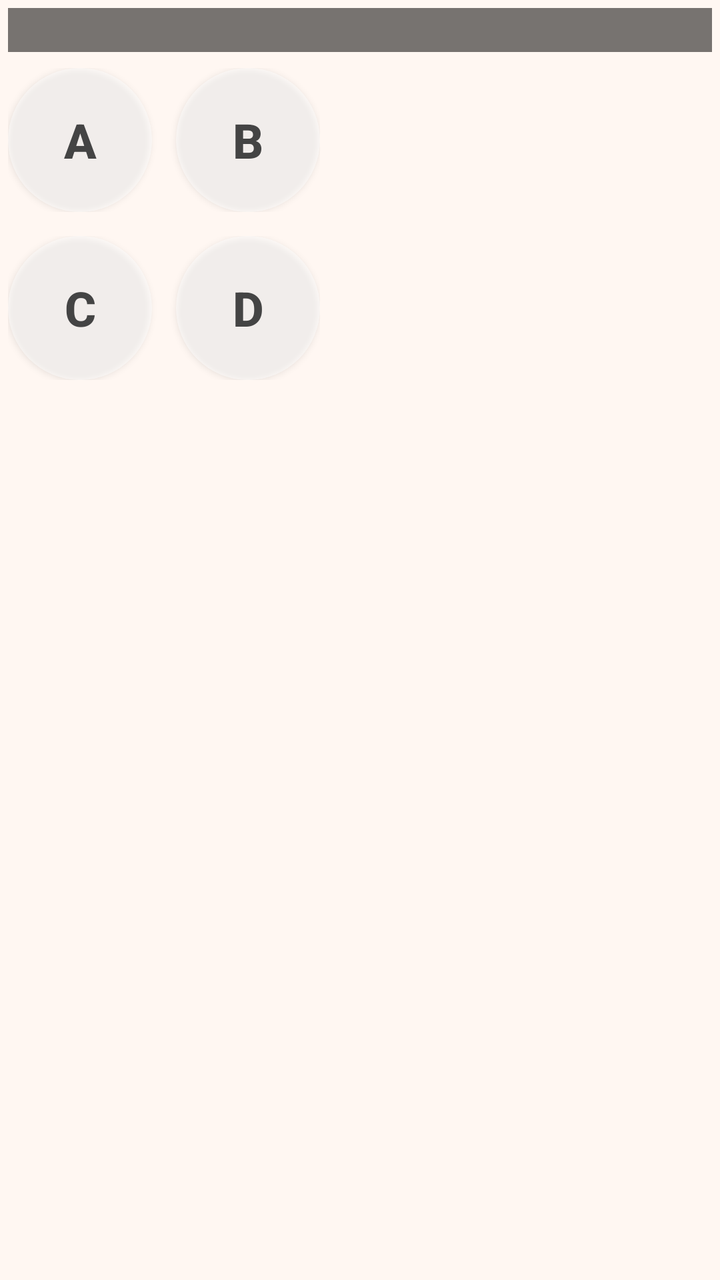
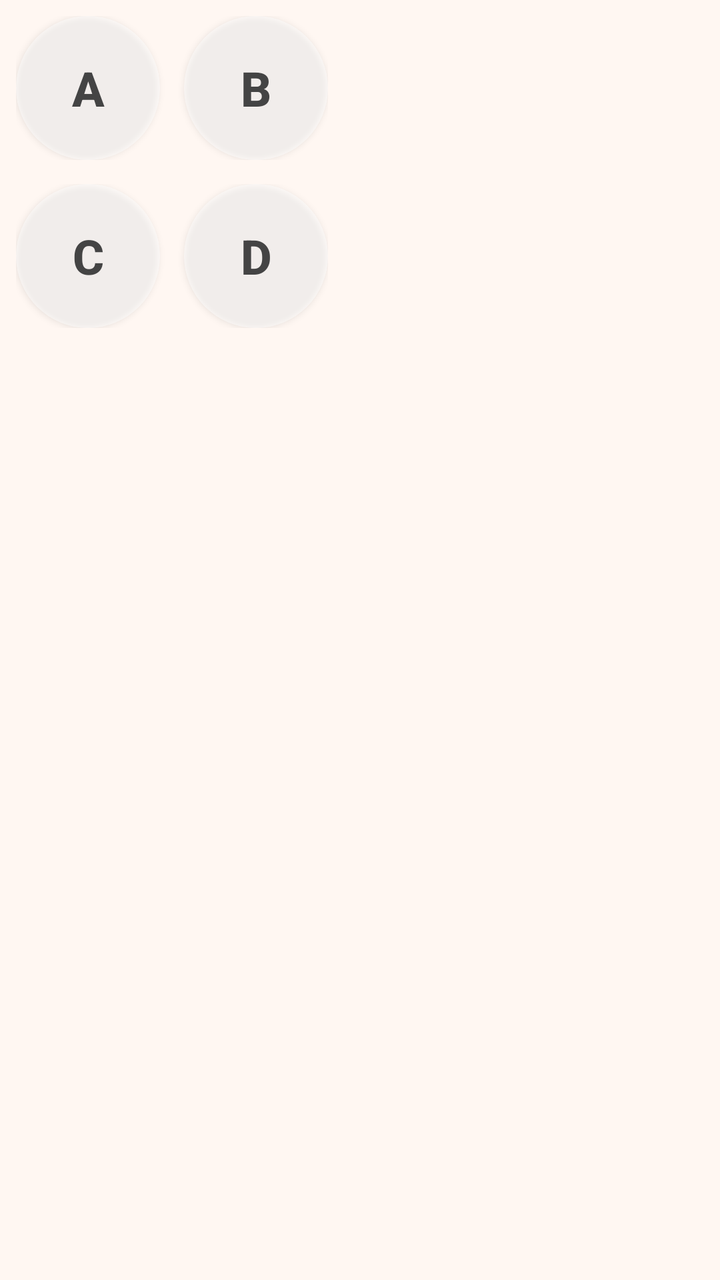

The first picture is an Android layout as it rendered before a commit; the second is the same layout after the commit. The layout source and the unified diff follow.
<!-- AndroidManifest.xml: application theme Theme.VirtualKeypad -->
<!-- res/layout/overlay_abcd.xml -->
<?xml version="1.0" encoding="utf-8"?>
<LinearLayout xmlns:android="http://schemas.android.com/apk/res/android"
    android:layout_width="wrap_content"
    android:layout_height="wrap_content"
    android:orientation="vertical"
    android:padding="4dp">

    <View
        android:id="@+id/overlayAbcdDrag"
        android:layout_width="match_parent"
        android:layout_height="22dp"
        android:background="#88000000" />

    <LinearLayout
        android:layout_width="wrap_content"
        android:layout_height="wrap_content"
        android:layout_marginTop="8dp"
        android:orientation="horizontal">

        <Button
            android:id="@+id/overlayPrimaryButton"
            android:layout_width="72dp"
            android:layout_height="72dp"
            android:background="@drawable/overlay_button_circle"
            android:minWidth="0dp"
            android:minHeight="0dp"
            android:text="A"
            android:textColor="#FF444444"
            android:textSize="24sp"
            android:textStyle="bold" />

        <Button
            android:id="@+id/overlaySecondaryButton"
            android:layout_width="72dp"
            android:layout_height="72dp"
            android:layout_marginStart="12dp"
            android:background="@drawable/overlay_button_circle"
            android:minWidth="0dp"
            android:minHeight="0dp"
            android:text="B"
            android:textColor="#FF444444"
            android:textSize="24sp"
            android:textStyle="bold" />
    </LinearLayout>

    <LinearLayout
        android:layout_width="wrap_content"
        android:layout_height="wrap_content"
        android:layout_marginTop="12dp"
        android:orientation="horizontal">

        <Button
            android:id="@+id/overlayTertiaryButton"
            android:layout_width="72dp"
            android:layout_height="72dp"
            android:background="@drawable/overlay_button_circle"
            android:minWidth="0dp"
            android:minHeight="0dp"
            android:text="C"
            android:textColor="#FF444444"
            android:textSize="24sp"
            android:textStyle="bold" />

        <Button
            android:id="@+id/overlayQuaternaryButton"
            android:layout_width="72dp"
            android:layout_height="72dp"
            android:layout_marginStart="12dp"
            android:background="@drawable/overlay_button_circle"
            android:minWidth="0dp"
            android:minHeight="0dp"
            android:text="D"
            android:textColor="#FF444444"
            android:textSize="24sp"
            android:textStyle="bold" />
    </LinearLayout>
</LinearLayout>
<!-- resources referenced by this layout -->
<resources>
  <!-- drawable overlay_button_circle (drawable) -->
  <?xml version="1.0" encoding="utf-8"?>
  <selector xmlns:android="http://schemas.android.com/apk/res/android">
      <item android:state_pressed="true">
          <shape android:shape="oval">
              <solid android:color="#B3FFFFFF" />
          </shape>
      </item>
      <item>
          <shape android:shape="oval">
              <solid android:color="#80FFFFFF" />
          </shape>
      </item>
  </selector>
  <style name="Theme.VirtualKeypad" parent="Theme.MaterialComponents.DayNight.NoActionBar">
          <item name="colorPrimary">@color/vk_primary</item>
          <item name="colorPrimaryVariant">@color/vk_primary_dark</item>
          <item name="colorSecondary">@color/vk_accent</item>
          <item name="android:statusBarColor">@color/vk_primary_dark</item>
          <item name="android:navigationBarColor">@color/vk_surface</item>
          <item name="android:windowBackground">@color/vk_background</item>
          <item name="android:textColorPrimary">@color/vk_text</item>
      </style>
  <color name="vk_primary">#0E5E6F</color>
  <color name="vk_primary_dark">#083D47</color>
  <color name="vk_accent">#F2A541</color>
  <color name="vk_surface">#FFFFFFFF</color>
  <color name="vk_background">#FFF7F2</color>
  <color name="vk_text">#1A1A1A</color>
</resources>

<!-- the commit's change to res/layout/overlay_abcd.xml (unified diff, before → after) -->
@@ -3,18 +3,11 @@
     android:layout_width="wrap_content"
     android:layout_height="wrap_content"
     android:orientation="vertical"
-    android:padding="4dp">
-
-    <View
-        android:id="@+id/overlayAbcdDrag"
-        android:layout_width="match_parent"
-        android:layout_height="22dp"
-        android:background="#88000000" />
+    android:padding="8dp">
 
     <LinearLayout
         android:layout_width="wrap_content"
         android:layout_height="wrap_content"
-        android:layout_marginTop="8dp"
         android:orientation="horizontal">
 
         <Button
